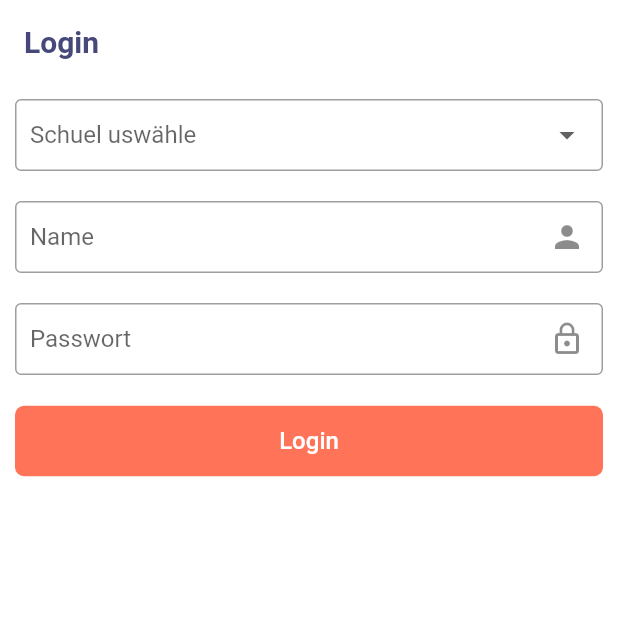
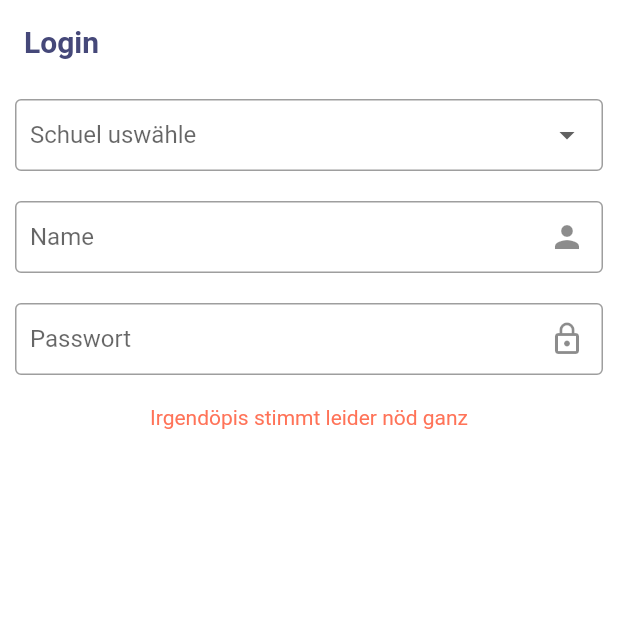
Before and after one commit to jaromeyer/blintranet_rewrite, a Flutter app: the screen it shows after launch, after a tap on "Login", on a phone screen of 412 x 824 dp, the top half of it. Run offline on Flutter 3.47's test engine with Material 2 defaults, Android fonts, the phone set to English and light mode, and no system bars; our stand-ins replace auto_size_text, shared_preferences, webview_flutter.

Commit message:
final touches & version bump

```diff
--- /dev/null
+++ b/lib/modules/dialog.dart
@@ -0,0 +1,31 @@
+import 'package:flutter/cupertino.dart';
+import 'package:flutter/material.dart';
+
+class DialogHelper {
+  static Future<void> showErrorDialog(
+      BuildContext context, String title, String message, String button) async {
+    await showDialog(
+      context: context,
+      builder: (_) {
+        return CupertinoAlertDialog(
+          title: Text(title),
+          content: Text(message),
+          actions: <Widget>[
+            CupertinoDialogAction(
+              isDefaultAction: true,
+              child: Text(button),
+              onPressed: () {
+                Navigator.pop(context);
+              },
+            ),
+          ],
+        );
+      },
+    );
+  }
+
+  static Future<void> showNoInternetDialog(BuildContext context) async {
+    await DialogHelper.showErrorDialog(
+        context, "Kei Internet📶", "Meh musi glaubs nöd sege", "Retry");
+  }
+}
--- a/lib/screens/login_screen.dart
+++ b/lib/screens/login_screen.dart
@@ -1,9 +1,15 @@
+import 'dart:io';
+
 import 'package:blintranet/constants/custom_colors.dart';
 import 'package:blintranet/constants/strings.dart';
 import 'package:blintranet/models/exceptions.dart';
+import 'package:blintranet/modules/dialog.dart';
 import 'package:blintranet/modules/network.dart';
+import 'package:flutter/cupertino.dart';
 import 'package:flutter/material.dart';
 import 'package:shared_preferences/shared_preferences.dart';
+
+enum Status { idle, loading, invalidCredentials }
 
 class LoginScreen extends StatefulWidget {
   @override
@@ -14,8 +20,12 @@ class _LoginScreenState extends State<LoginScreen> {
   String _school;
   final TextEditingController _nameController = TextEditingController();
   final TextEditingController _passwordController = TextEditingController();
+  Status _status = Status.idle;
 
-  Future<void> _saveCredentials() async {
+  Future<void> _login() async {
+    FocusScope.of(context).unfocus();
+    setState(() => _status = Status.loading);
+
     SharedPreferences prefs = await SharedPreferences.getInstance();
     prefs.setString('name', _nameController.text);
     prefs.setString('password', _passwordController.text);
@@ -25,8 +35,37 @@ class _LoginScreenState extends State<LoginScreen> {
     try {
       await networkManager.login();
       Navigator.pushReplacementNamed(context, '/');
+    } on IOException {
+      await DialogHelper.showNoInternetDialog(context);
+      _login();
     } on InvalidCredentialsException {
-      print("invalid credentials");
+      _passwordController.clear();
+      FocusScope.of(context).requestFocus();
+      setState(() => _status = Status.invalidCredentials);
+    }
+  }
+
+  Widget _buildBottomWidget() {
+    switch (_status) {
+      case Status.idle:
+        return FlatButton(
+          padding: EdgeInsets.all(14),
+          color: CustomColors.red,
+          shape: RoundedRectangleBorder(borderRadius: BorderRadius.circular(6)),
+          child: Text(
+            'Login',
+            style: TextStyle(color: Colors.white, fontSize: 16),
+          ),
+          onPressed: _login,
+        );
+      case Status.loading:
+        return LinearProgressIndicator();
+      case Status.invalidCredentials:
+        return Text(
+          "Irgendöpis stimmt leider nöd ganz",
+          textAlign: TextAlign.center,
+          style: TextStyle(color: CustomColors.red),
+        );
     }
   }
 
@@ -67,7 +106,10 @@ class _LoginScreenState extends State<LoginScreen> {
               controller: _nameController,
               autocorrect: false,
               textInputAction: TextInputAction.next,
-              onEditingComplete: () => FocusScope.of(context).nextFocus(),
+              onChanged: (_) {
+                setState(() => _status = Status.idle);
+              },
+              //onEditingComplete: () => FocusScope.of(context).nextFocus(),
               decoration: InputDecoration(
                 border: OutlineInputBorder(),
                 contentPadding: EdgeInsets.all(10.0),
@@ -81,7 +123,10 @@ class _LoginScreenState extends State<LoginScreen> {
             child: TextFormField(
               controller: _passwordController,
               obscureText: true,
-              onFieldSubmitted: (_) => _saveCredentials(),
+              onChanged: (_) {
+                setState(() => _status = Status.idle);
+              },
+              onEditingComplete: () => _login(),
               decoration: InputDecoration(
                 border: OutlineInputBorder(),
                 contentPadding: EdgeInsets.all(10.0),
@@ -92,21 +137,7 @@ class _LoginScreenState extends State<LoginScreen> {
           ),
           Padding(
             padding: EdgeInsets.all(10.0),
-            child: FlatButton(
-              padding: EdgeInsets.all(14),
-              color: CustomColors.red,
-              shape: RoundedRectangleBorder(
-                borderRadius: BorderRadius.circular(6),
-              ),
-              child: Text(
-                'Login',
-                style: TextStyle(
-                  color: Colors.white,
-                  fontSize: 16,
-                ),
-              ),
-              onPressed: () => _saveCredentials(),
-            ),
+            child: _buildBottomWidget(),
           ),
         ],
       ),
--- a/lib/screens/timetable_screen.dart
+++ b/lib/screens/timetable_screen.dart
@@ -4,6 +4,7 @@ import 'package:blintranet/constants/custom_colors.dart';
 import 'package:blintranet/models/exceptions.dart';
 import 'package:blintranet/models/week.dart';
 import 'package:blintranet/modules/date.dart';
+import 'package:blintranet/modules/dialog.dart';
 import 'package:blintranet/modules/network.dart';
 import 'package:blintranet/widgets/timetable_widget.dart';
 import 'package:flutter/cupertino.dart';
@@ -23,8 +24,7 @@ class _TimetableScreenState extends State<TimetableScreen> {
   @override
   void initState() {
     super.initState();
-    _pageController =
-        new PageController(initialPage: 100, viewportFraction: 0.999);
+    _pageController = new PageController(initialPage: 100);
     _pageView = _buildPageView();
     _networkManager = new NetworkManager();
   }
@@ -67,44 +67,24 @@ class _TimetableScreenState extends State<TimetableScreen> {
       Navigator.pushReplacementNamed(context, '/login');
     } on InvalidWeekException {
       // show error message and navigate back to valid week after user confirmation
-      await _showErrorDialog(
+      await DialogHelper.showErrorDialog(
+          context,
           "Da gits nüt meh zgseh🚫",
           "Stundeplän fürs nöchschte Semester sind leider nonig verfüegbar",
           "Ok");
       _navigateToWeekOffset(weekOffset - 1);
     } on IOException {
       // show error message and retry after user confirmation
-      await _showErrorDialog(
-          "Kei Internet📶", "Meh musi glaubs nöd sege", "Retry");
+      await DialogHelper.showNoInternetDialog(context);
+      Navigator.popUntil(context, ModalRoute.withName('/'));
       return _buildTable(weekOffset);
     } catch (e) {
-      // print and show stacktrace and retry after user interaction
-      await _showErrorDialog(
-          "Woops... Kei ahnig was grad passiert isch🙈", e, "Retry");
+      // show error and retry after user interaction
+      await DialogHelper.showErrorDialog(context,
+          "Woops... Kei ahnig was grad passiert isch🙈", e.toString(), "Retry");
+      Navigator.popUntil(context, ModalRoute.withName('/'));
       return _buildTable(weekOffset);
     }
-  }
-
-  Future<void> _showErrorDialog(
-      String title, String message, String button) async {
-    await showDialog(
-      context: context,
-      builder: (_) {
-        return CupertinoAlertDialog(
-          title: Text(title),
-          content: Text(message),
-          actions: <Widget>[
-            CupertinoDialogAction(
-              isDefaultAction: true,
-              child: Text(button),
-              onPressed: () {
-                Navigator.pop(context);
-              },
-            ),
-          ],
-        );
-      },
-    );
   }
 
   void _navigateToWeekOffset(int weekOffset) {
--- a/pubspec.yaml
+++ b/pubspec.yaml
@@ -15,7 +15,7 @@ publish_to: 'none' # Remove this line if you wish to publish to pub.dev
 # In iOS, build-name is used as CFBundleShortVersionString while build-number used as CFBundleVersion.
 # Read more about iOS versioning at
 # https://developer.apple.com/library/archive/documentation/General/Reference/InfoPlistKeyReference/Articles/CoreFoundationKeys.html
-version: 1.0.1+13
+version: 2.0.0+14
 
 environment:
   sdk: ">=2.7.0 <3.0.0"
```
